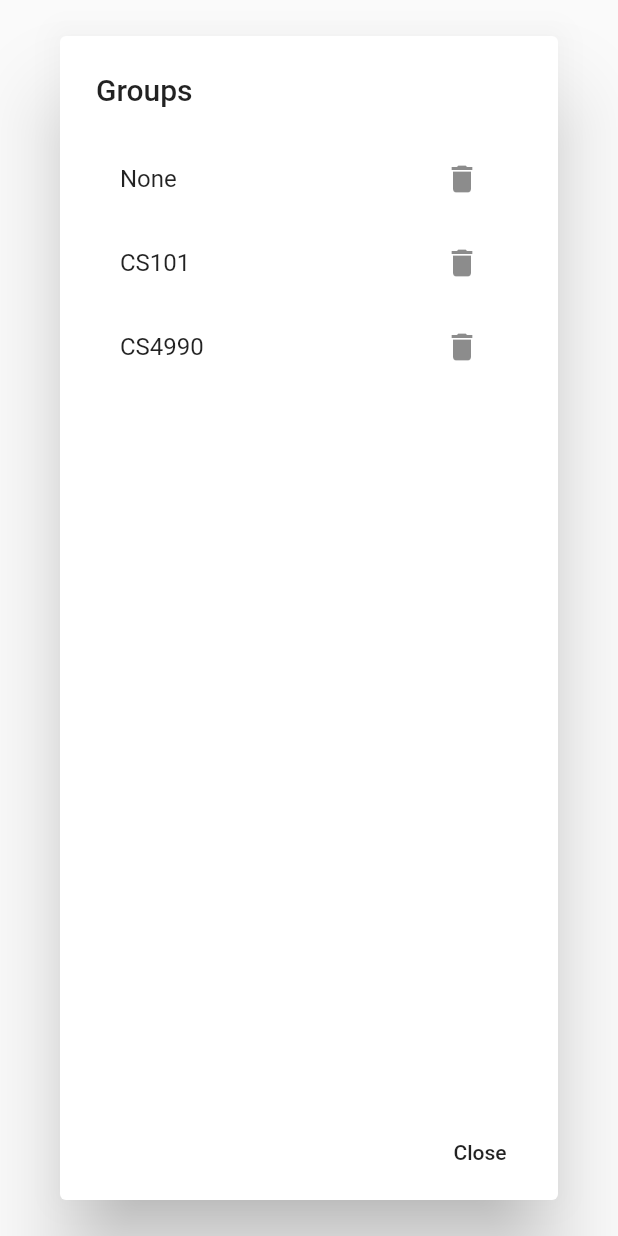
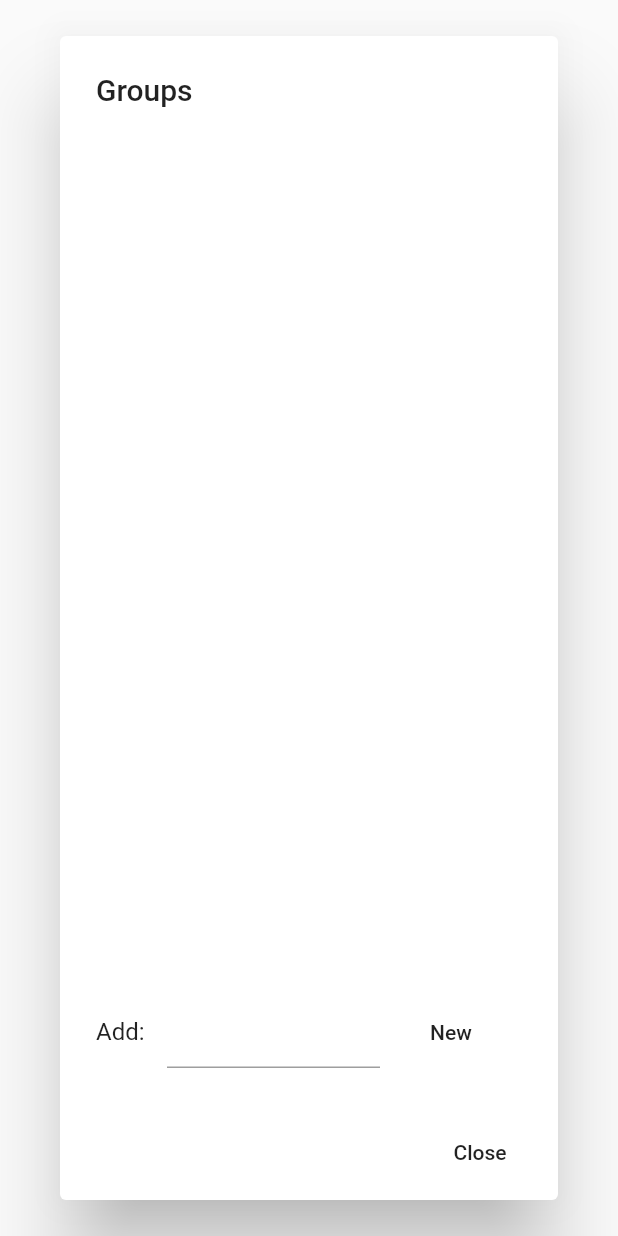
Before and after one commit to dnorment/cs4990, a Flutter app: the GroupForm widget shown alone on an empty page, opened directly, on a phone screen of 412 x 824 dp. Run offline on Flutter 3.47's test engine with Material 2 defaults, Android fonts, the phone set to English and light mode, and no system bars; our stand-ins replace firebase_auth, firebase_database, table_calendar; accounts and stored records are empty; generated files the repository leaves out were written again.

Commit message:
Group adding

```diff
--- a/calenda/lib/components/calenda.dart
+++ b/calenda/lib/components/calenda.dart
@@ -13,7 +13,7 @@ class Calenda extends InheritedWidget {
 
   FirebaseUser user;
   List<Item> items = [];
-  List<String> groups = ["None", "CS101", "CS4990"];
+  List<String> groups = ["None"];
 
   void syncUpload() {
     DatabaseReference ref = FirebaseDatabase.instance.reference();
--- a/calenda/lib/screens/groupform.dart
+++ b/calenda/lib/screens/groupform.dart
@@ -7,15 +7,20 @@ class GroupForm extends StatefulWidget {
 }
 
 class _GroupFormState extends State<GroupForm> {
+  TextEditingController _groupNameEditingController = TextEditingController();
+
   @override
   Widget build(BuildContext context) {
-    List<String> groups = Calenda.of(context).groups;
+    List<String> groups = Calenda.of(context).groups.skip(1).toList();
     return AlertDialog(
       title: Text("Groups"),
       content: Form(
         child: Container(
           height: MediaQuery.of(context).size.height * 0.8,
           width: MediaQuery.of(context).size.width * 0.9,
+          child: Column(
+            children: <Widget>[
+              Expanded(
                 child: ListView.builder(
                   itemCount: groups.length,
                   itemBuilder: (BuildContext context, int index) {
@@ -26,12 +31,40 @@ class _GroupFormState extends State<GroupForm> {
                         icon: Icon(Icons.delete),
                         onPressed: () {
                           setState(() {
-                      groups.remove(group);
+                            Calenda.of(context).groups.remove(group);
                           });
                         },
                       ),
                     );
                   }),
+              ),
+              Row(
+                children: <Widget>[
+                  Expanded(
+                    flex: 1,
+                    child: Text("Add: "),
+                  ),
+                  Expanded(
+                    flex: 3,
+                    child: TextField(
+                      controller: _groupNameEditingController,
+                    ),
+                  ),
+                  Expanded(
+                    flex: 2,
+                    child: FlatButton(
+                      child: Text("New"),
+                      onPressed: () {
+                        setState(() {
+                          Calenda.of(context).groups.add(_groupNameEditingController.text);
+                        });
+                      },
+                    ),
+                  ),
+                ],
+              ),
+            ],
+          ),
         ),
       ),
       actions: <Widget>[
```
Also changed, not shown: 2 other files. Lines whose indentation alone changed are shown as unchanged.
